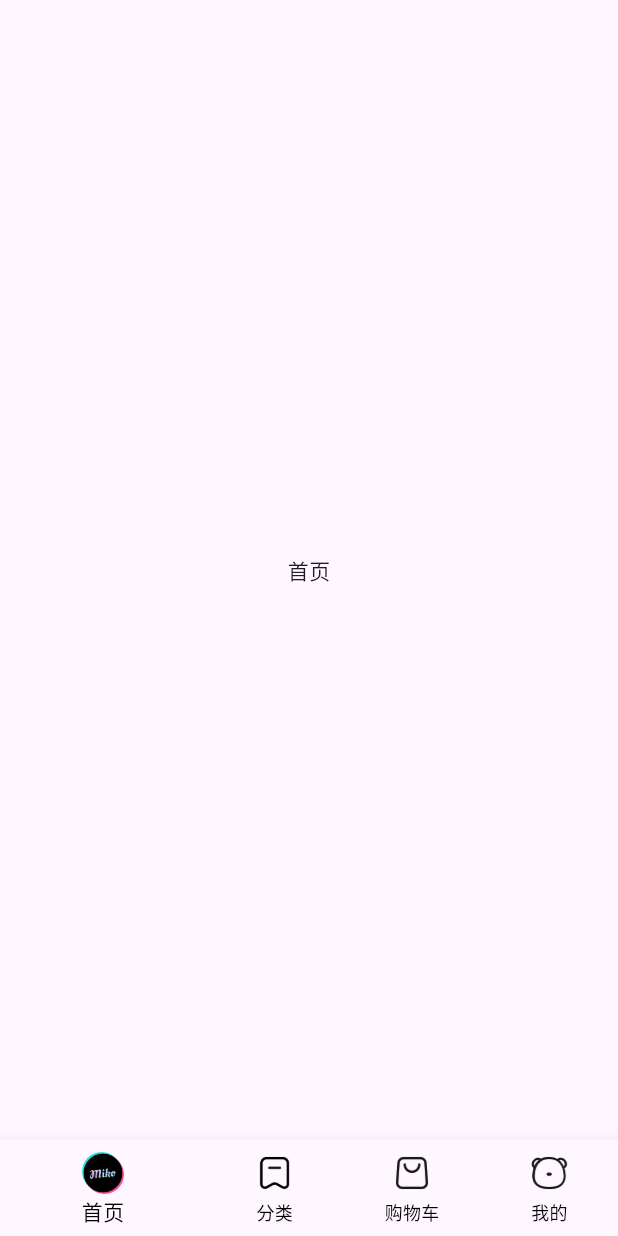
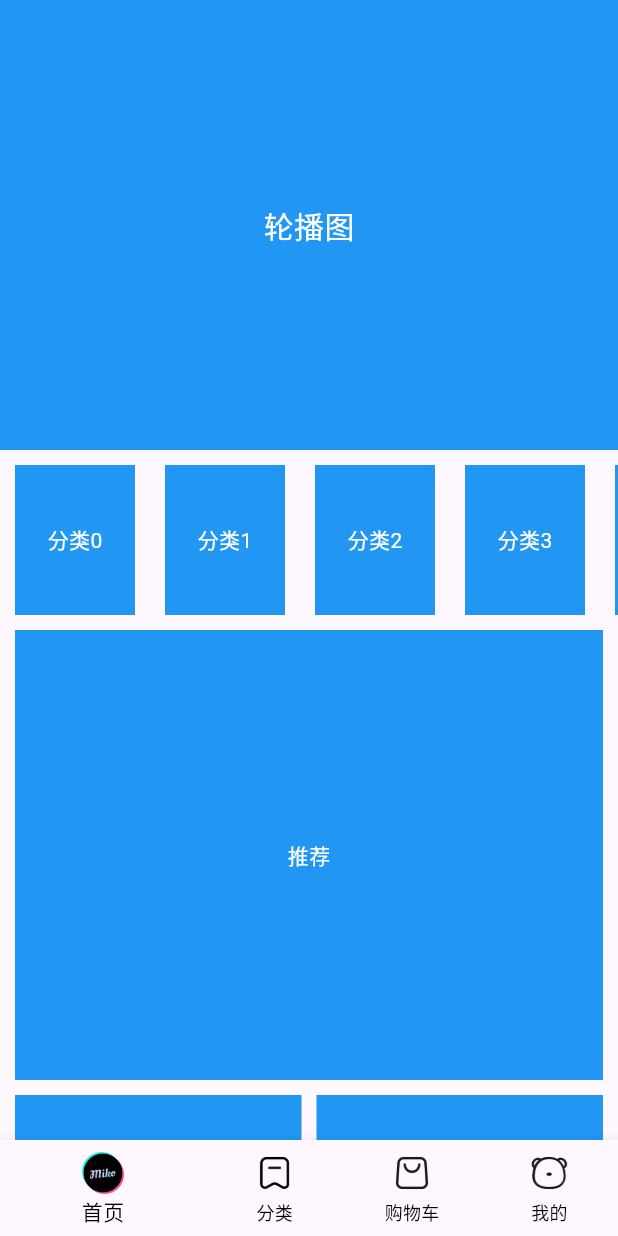
Before and after one commit to MyDarren/hm_shop, a Flutter app: the screen it shows after launch, on a phone screen of 412 x 824 dp. Run offline on Flutter 3.47's test engine with Material 3 defaults, Android fonts, the light colour scheme and no system bars.

Commit message:
完成首页基础布局

```diff
--- /dev/null
+++ b/lib/components/Home/HmCategory.dart
@@ -0,0 +1,32 @@
+import 'package:flutter/material.dart';
+
+class Hmcategory extends StatefulWidget {
+  const Hmcategory({super.key});
+
+  @override
+  State<Hmcategory> createState() => _HmcategoryState();
+}
+
+class _HmcategoryState extends State<Hmcategory> {
+  @override
+  Widget build(BuildContext context) {
+    return SizedBox(
+        height: 100,
+        child: ListView.builder(
+            scrollDirection: Axis.horizontal,
+            itemCount: 10,
+            itemBuilder: (context, index) {
+              return Container(
+                alignment: Alignment.center,
+                width: 80,
+                height: 100,
+                color: Colors.blue,
+                margin: EdgeInsets.symmetric(horizontal: 10),
+                child: Text(
+                  "分类$index",
+                  style: TextStyle(color: Colors.white),
+                ),
+              );
+            }));
+  }
+}
--- /dev/null
+++ b/lib/components/Home/HmHot.dart
@@ -0,0 +1,23 @@
+import 'package:flutter/material.dart';
+
+class Hmhot extends StatefulWidget {
+  const Hmhot({super.key});
+
+  @override
+  State<Hmhot> createState() => _HmhotState();
+}
+
+class _HmhotState extends State<Hmhot> {
+  @override
+  Widget build(BuildContext context) {
+    return Container(
+      height: 200,
+      color: Colors.blue,
+      alignment: Alignment.center,
+      child: Text(
+        "爆款推荐",
+        style: TextStyle(color: Colors.white),
+      ),
+    );
+  }
+}
--- /dev/null
+++ b/lib/components/Home/HmMoreList.dart
@@ -0,0 +1,27 @@
+import 'package:flutter/material.dart';
+
+class Hmmorelist extends StatefulWidget {
+  const Hmmorelist({super.key});
+
+  @override
+  State<Hmmorelist> createState() => _HmmorelistState();
+}
+
+class _HmmorelistState extends State<Hmmorelist> {
+  @override
+  Widget build(BuildContext context) {
+    return SliverGrid.builder(
+        gridDelegate: SliverGridDelegateWithFixedCrossAxisCount(
+            crossAxisCount: 2, mainAxisSpacing: 10, crossAxisSpacing: 10),
+        itemBuilder: (context, index) {
+          return Container(
+            color: Colors.blue,
+            alignment: Alignment.center,
+            child: Text(
+              "商品",
+              style: TextStyle(color: Colors.white),
+            ),
+          );
+        });
+  }
+}
--- /dev/null
+++ b/lib/components/Home/HmSlider.dart
@@ -0,0 +1,23 @@
+import 'package:flutter/material.dart';
+
+class Hmslider extends StatefulWidget {
+  const Hmslider({super.key});
+
+  @override
+  State<Hmslider> createState() => _HmsliderState();
+}
+
+class _HmsliderState extends State<Hmslider> {
+  @override
+  Widget build(BuildContext context) {
+    return Container(
+      height: 300,
+      color: Colors.blue,
+      alignment: Alignment.center,
+      child: Text(
+        "轮播图",
+        style: TextStyle(color: Colors.white, fontSize: 20),
+      ),
+    );
+  }
+}
--- /dev/null
+++ b/lib/components/Home/HmSuggestion.dart
@@ -0,0 +1,26 @@
+import 'package:flutter/material.dart';
+
+class Hmsuggestion extends StatefulWidget {
+  const Hmsuggestion({super.key});
+
+  @override
+  State<Hmsuggestion> createState() => _HmsuggestionState();
+}
+
+class _HmsuggestionState extends State<Hmsuggestion> {
+  @override
+  Widget build(BuildContext context) {
+    return Padding(
+      padding: EdgeInsets.symmetric(horizontal: 10),
+      child: Container(
+        height: 300,
+        color: Colors.blue,
+        alignment: Alignment.center,
+        child: Text(
+          "推荐",
+          style: TextStyle(color: Colors.white),
+        ),
+      ),
+    );
+  }
+}
--- a/lib/pages/Home/index.dart
+++ b/lib/pages/Home/index.dart
@@ -1,4 +1,9 @@
 import 'package:flutter/material.dart';
+import 'package:hm_shop/components/Home/HmCAtegory.dart';
+import 'package:hm_shop/components/Home/HmHot.dart';
+import 'package:hm_shop/components/Home/HmMoreList.dart';
+import 'package:hm_shop/components/Home/HmSlider.dart';
+import 'package:hm_shop/components/Home/HmSuggestion.dart';
 
 class HomeView extends StatefulWidget {
   const HomeView({super.key});
@@ -8,10 +13,65 @@ class HomeView extends StatefulWidget {
 }
 
 class _HomeViewState extends State<HomeView> {
+  // 获取滚动容器的内容
+  List<Widget> _getScrollChildren() {
+    return [
+      SliverToBoxAdapter(
+        child: Hmslider(),
+      ),
+      SliverToBoxAdapter(
+        child: SizedBox(
+          height: 10,
+        ),
+      ),
+      // SliverGrid、SliverList只能纵向排列
+      SliverToBoxAdapter(
+        child: Hmcategory(),
+      ),
+      SliverToBoxAdapter(
+        child: SizedBox(
+          height: 10,
+        ),
+      ),
+      SliverToBoxAdapter(
+        child: Hmsuggestion(),
+      ),
+      SliverToBoxAdapter(
+        child: SizedBox(
+          height: 10,
+        ),
+      ),
+      SliverToBoxAdapter(
+        child: Padding(
+            padding: EdgeInsets.symmetric(horizontal: 10),
+            child: Flex(
+              direction: Axis.horizontal,
+              children: [
+                Expanded(
+                  child: Hmhot(),
+                ),
+                SizedBox(
+                  width: 10,
+                ),
+                Expanded(
+                  child: Hmhot(),
+                ),
+              ],
+            )),
+      ),
+      SliverToBoxAdapter(
+        child: SizedBox(
+          height: 10,
+        ),
+      ),
+      Hmmorelist(),
+    ];
+  }
+
   @override
   Widget build(BuildContext context) {
-    return Center(
-      child: Text("首页"),
-    );
+    return CustomScrollView(
+      slivers: _getScrollChildren(),
+    ); // sliver家族的内容
   }
 }
```
